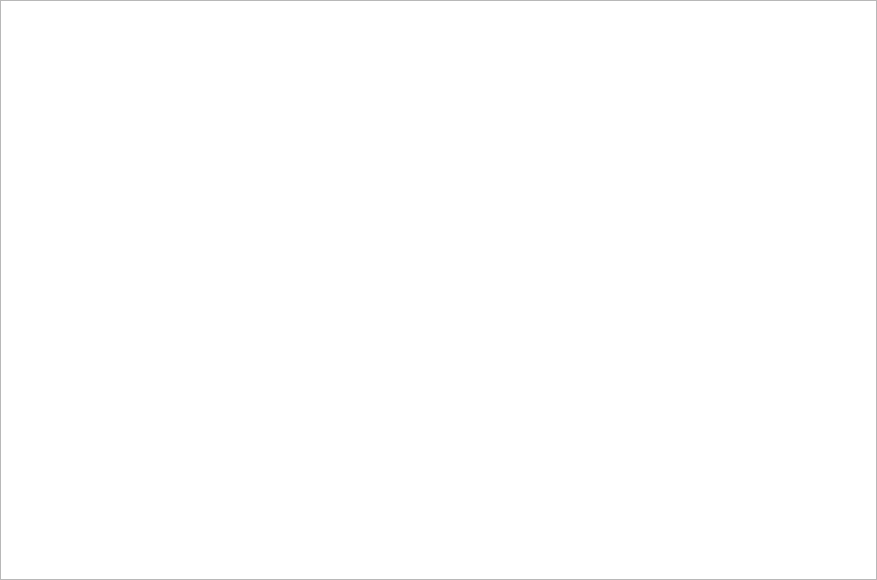
Qt form src/widget/log_widget.ui (nonamegsm/sahara) before a commit.
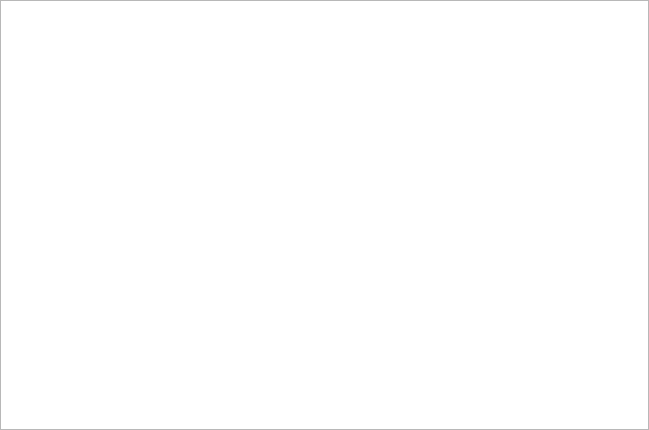
The same form after that commit.

Patch:
```diff
--- a/src/widget/log_widget.ui
+++ b/src/widget/log_widget.ui
@@ -6,8 +6,8 @@
    <rect>
     <x>0</x>
     <y>0</y>
-    <width>877</width>
-    <height>580</height>
+    <width>649</width>
+    <height>430</height>
    </rect>
   </property>
   <property name="windowTitle">
```
Left out of the diff: 8 changed lines with no effect on the pictures.
